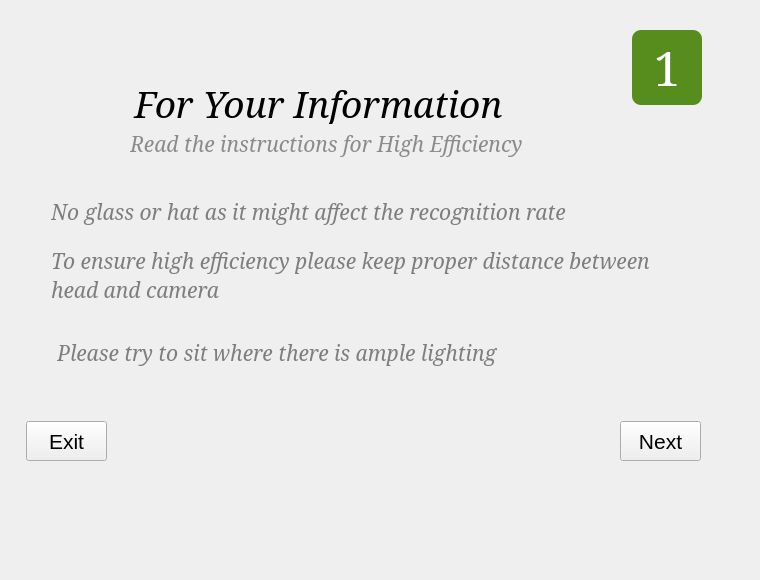
Qt form qtbranch/data/ui/uifiles/faceTrainer.ui (WilliamRen/pam-face-authentication) before a commit.
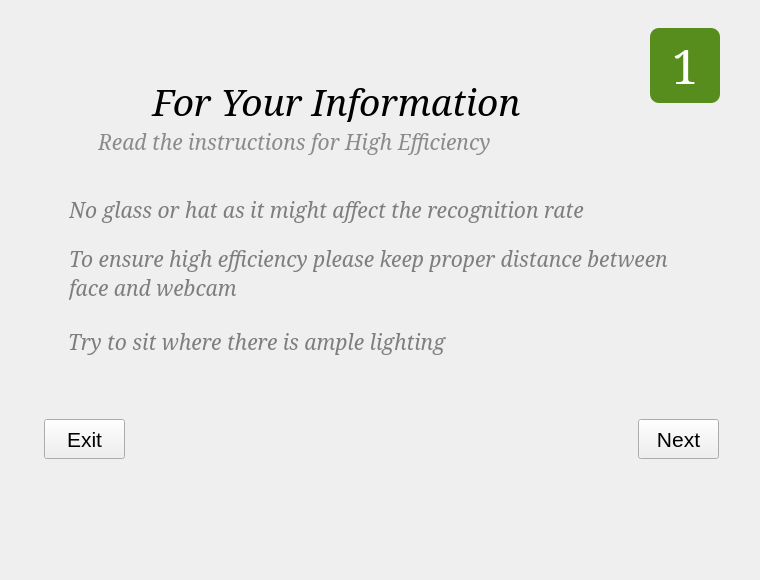
The same form after that commit. The open tabs and pages were chosen to show the change. Icons and pictures are not drawn.

Patch:
```diff
--- a/qtbranch/data/ui/uifiles/faceTrainer.ui
+++ b/qtbranch/data/ui/uifiles/faceTrainer.ui
@@ -39,8 +39,8 @@
    <widget class="QStackedWidget" name="stkWg">
     <property name="geometry">
      <rect>
-      <x>-10</x>
-      <y>10</y>
+      <x>8</x>
+      <y>8</y>
       <width>746</width>
       <height>567</height>
      </rect>
@@ -176,7 +176,7 @@
      <widget class="QLabel" name="lbl_instructions">
       <property name="geometry">
        <rect>
-        <x>140</x>
+        <x>90</x>
         <y>120</y>
         <width>461</width>
         <height>27</height>
@@ -244,7 +244,7 @@
        <string>color: rgb(126, 126, 126);</string>
       </property>
       <property name="text">
-       <string>To ensure high efficiency please keep proper distance between head and camera</string>
+       <string>To ensure high efficiency please keep proper distance between face and webcam</string>
       </property>
       <property name="textFormat">
        <enum>Qt::PlainText</enum>
@@ -262,8 +262,8 @@
      <widget class="QLabel" name="lbl_instructions_4">
       <property name="geometry">
        <rect>
-        <x>67</x>
-        <y>329</y>
+        <x>60</x>
+        <y>320</y>
         <width>521</width>
         <height>27</height>
        </rect>
@@ -290,7 +290,7 @@
        <string>color: rgb(126, 126, 126);</string>
       </property>
       <property name="text">
-       <string>Please try to sit where there is ample lighting</string>
+       <string>Try to sit where there is ample lighting</string>
       </property>
       <property name="textFormat">
        <enum>Qt::PlainText</enum>
```
Left out of the diff: 10 changed lines with no effect on the pictures.
